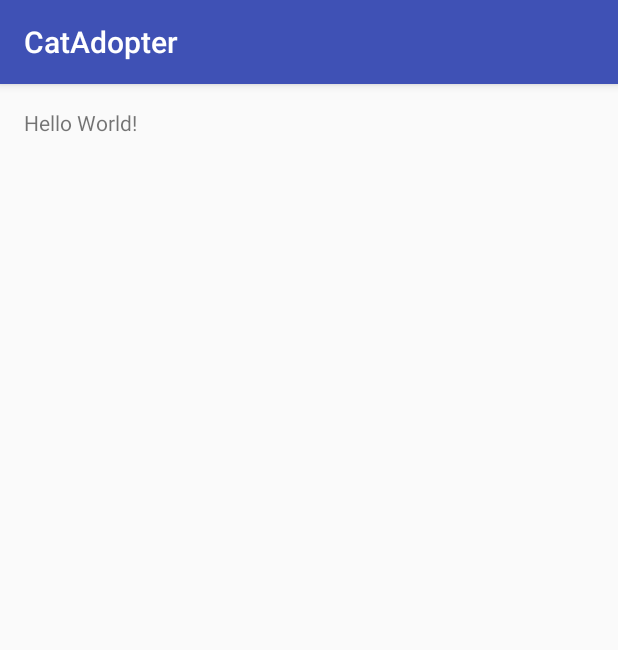
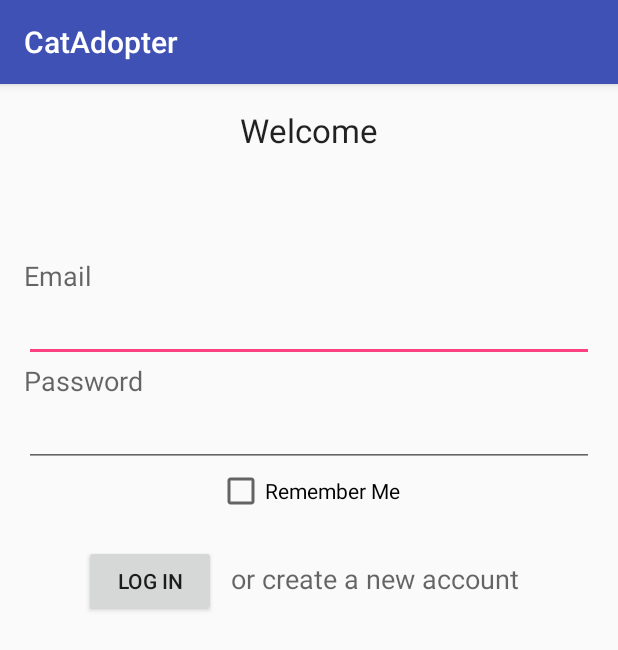
Before and after one commit to kurt-bautista/cat-adopter, an Android app: the screen it shows after launch (LoginActivity), on a phone screen of 412 x 824 dp. Shown: the top 650 px of the screen. Run offline under Robolectric (Android 15) with nearby library versions, the phone set to English and light mode, and no system bars.

Commit message:
Finished activity_login layout

```diff
--- a/app/src/main/res/layout/activity_login.xml
+++ b/app/src/main/res/layout/activity_login.xml
@@ -9,8 +9,82 @@
     android:paddingTop="@dimen/activity_vertical_margin"
     tools:context="com.pelaez.bautista.catadopter.LoginActivity">
 
-    <TextView
-        android:layout_width="wrap_content"
-        android:layout_height="wrap_content"
-        android:text="Hello World!" />
+    <LinearLayout
+        android:orientation="vertical"
+        android:layout_width="match_parent"
+        android:layout_height="match_parent"
+        android:layout_centerVertical="true"
+        android:layout_centerHorizontal="true">
+
+        <TextView
+            android:layout_width="wrap_content"
+            android:layout_height="wrap_content"
+            android:textAppearance="?android:attr/textAppearanceLarge"
+            android:text="@string/welcome"
+            android:id="@+id/welcomeLabel"
+            android:layout_gravity="center_horizontal"
+            android:layout_marginBottom="70dp"/>
+
+        <TextView
+            android:layout_width="wrap_content"
+            android:layout_height="wrap_content"
+            android:textAppearance="?android:attr/textAppearanceMedium"
+            android:text="@string/email"
+            android:id="@+id/emailLabel" />
+
+        <EditText
+            android:layout_width="match_parent"
+            android:layout_height="wrap_content"
+            android:inputType="textEmailAddress"
+            android:ems="10"
+            android:id="@+id/emailTextBox" />
+
+        <TextView
+            android:layout_width="wrap_content"
+            android:layout_height="wrap_content"
+            android:textAppearance="?android:attr/textAppearanceMedium"
+            android:text="@string/password"
+            android:id="@+id/passwordLabel" />
+
+        <EditText
+            android:layout_width="match_parent"
+            android:layout_height="wrap_content"
+            android:inputType="textPassword"
+            android:ems="10"
+            android:id="@+id/passwordTextBox" />
+
+        <CheckBox
+            android:layout_width="wrap_content"
+            android:layout_height="wrap_content"
+            android:text="@string/rememberMe"
+            android:id="@+id/rememberMeCheckBox"
+            android:layout_gravity="center_horizontal"
+            android:layout_marginBottom="20dp"/>
+
+        <LinearLayout
+            android:orientation="horizontal"
+            android:layout_width="match_parent"
+            android:layout_height="wrap_content"
+            android:layout_gravity="center_horizontal"
+            android:gravity="center_horizontal">
+
+            <Button
+                android:layout_width="wrap_content"
+                android:layout_height="wrap_content"
+                android:text="@string/signIn"
+                android:id="@+id/signInButton"
+                android:onClick="login" />
+
+            <TextView
+                android:layout_width="wrap_content"
+                android:layout_height="wrap_content"
+                android:textAppearance="?android:attr/textAppearanceMedium"
+                android:text="@string/register"
+                android:id="@+id/registerText"
+                android:layout_marginStart="10dp"
+                android:layout_marginEnd="10dp"
+                android:onClick="register" />
+        </LinearLayout>
+
+    </LinearLayout>
 </RelativeLayout>
--- a/app/src/main/res/values/strings.xml
+++ b/app/src/main/res/values/strings.xml
@@ -1,3 +1,9 @@
 <resources>
     <string name="app_name">CatAdopter</string>
+    <string name="welcome">Welcome</string>
+    <string name="email">Email</string>
+    <string name="password">Password</string>
+    <string name="rememberMe">Remember Me</string>
+    <string name="signIn">Log In</string>
+    <string name="register">or create a new account</string>
 </resources>
```
